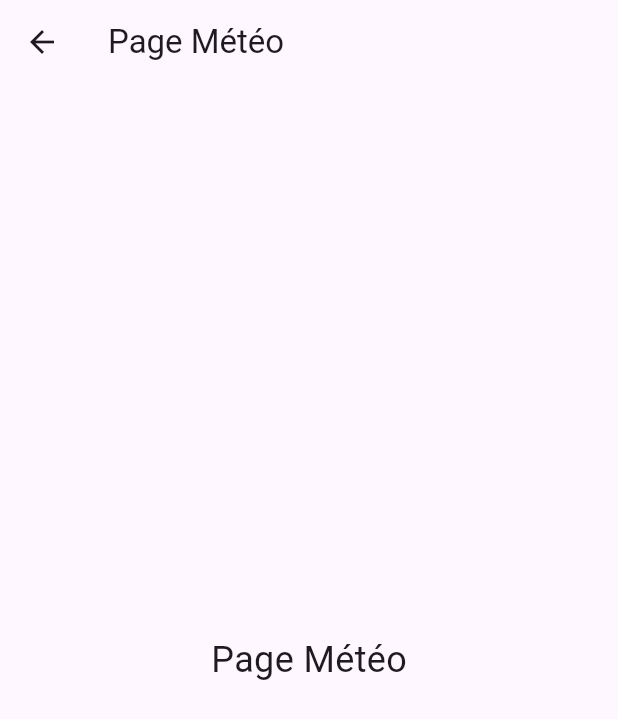
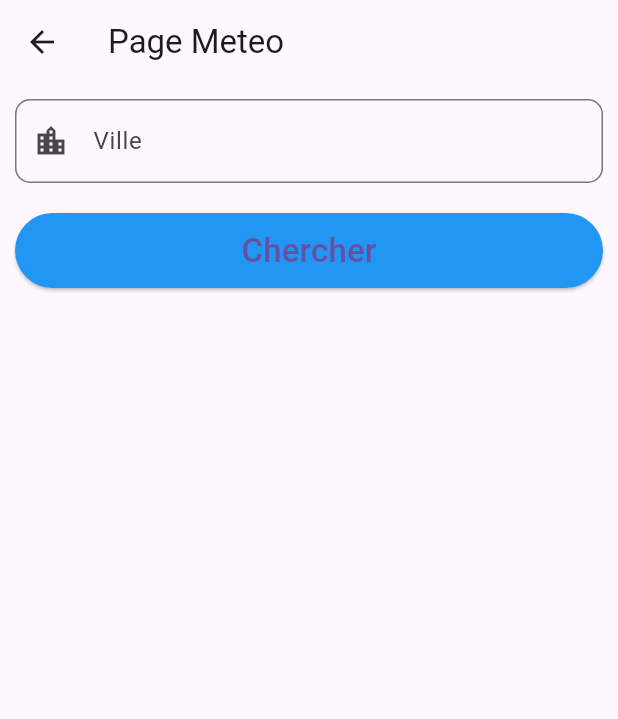
Before and after one commit to Raissi02/atelier_3_mobile, a Flutter app: the MeteoPage screen opened by its route, on a phone screen of 412 x 824 dp. Shown: the top 719 px of the screen. Run offline on Flutter 3.47's test engine with Material 3 defaults, Android fonts, the phone set to English and light mode, and no system bars; our stand-ins replace shared_preferences; accounts and stored records are empty; network calls fail.

Commit message:
Atelier_5

```diff
--- a/lib/main.dart
+++ b/lib/main.dart
@@ -8,6 +8,7 @@ import 'package:voyage/pages/gallerie.page.dart';
 import 'package:voyage/pages/pays.page.dart';
 import 'package:voyage/pages/contact.page.dart';
 import 'package:voyage/pages/parametres.page.dart';
+import 'package:voyage/pages/meteo-details.page.dart';
 
 void main() => runApp(MyApp());
 
--- a/lib/pages/meteo.page.dart
+++ b/lib/pages/meteo.page.dart
@@ -1,12 +1,52 @@
 import 'package:flutter/material.dart';
+import 'meteo-details.page.dart';
 
 class MeteoPage extends StatelessWidget {
+  TextEditingController txt_ville = TextEditingController();
+
+  void _onGetMeteoDetails(BuildContext context) {
+    String v = txt_ville.text;
+    Navigator.push(
+        context,
+        MaterialPageRoute(
+            builder: (context) => MeteoDetailsPage(v)));
+    txt_ville.text = "";
+  }
+
   @override
   Widget build(BuildContext context) {
     return Scaffold(
-      appBar: AppBar(title: Text('Page Météo')),
-      body: Center(
-        child: Text('Page Météo', style: TextStyle(fontSize: 24)),
+      appBar: AppBar(title: Text('Page Meteo')),
+      body: Column(
+        children: [
+          Container(
+            padding: EdgeInsets.all(10),
+            child: TextFormField(
+              controller: txt_ville,
+              decoration: InputDecoration(
+                  prefixIcon: Icon(Icons.location_city),
+                  hintText: "Ville",
+                  border: OutlineInputBorder(
+                      borderSide: BorderSide(width: 1),
+                      borderRadius: BorderRadius.circular(10)
+                  )
+              ),
+            ),
+          ),
+          Container(
+            padding: EdgeInsets.all(10),
+            child: ElevatedButton(
+              style: ElevatedButton.styleFrom(
+                  backgroundColor: Colors.blue,
+                  minimumSize: Size.fromHeight(50)
+              ),
+              onPressed: () {
+                _onGetMeteoDetails(context);
+              },
+              child: Text('Chercher', style: TextStyle(fontSize: 22)),
+            ),
+          ),
+        ],
       ),
     );
   }
```
Also changed, not shown: lib/pages/meteo-details.page.dart (added, +91 -0 lines), pubspec.yaml (+8 -0 lines), images/clear.png (added), images/clouds.png (added), images/drizzle.png (added), images/rain.png (added), images/snow.png (added), images/thunderstorm.png (added), pubspec.lock.
